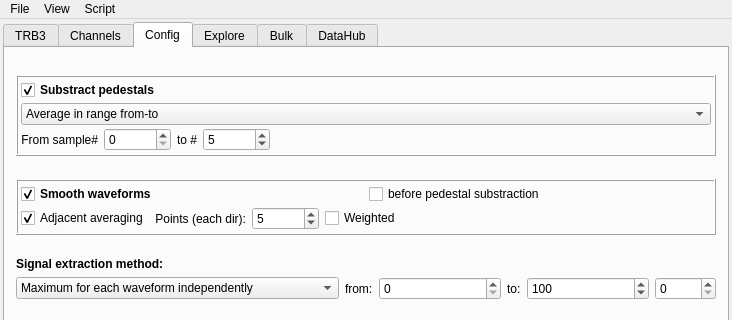
Above: GUI/mainwindow.ui from andrmor/TRB3reader before the change; both pictures show x 0 to 732 and y 0 to 320 of the 732 by 689 pixel window. Below: the same form after it.
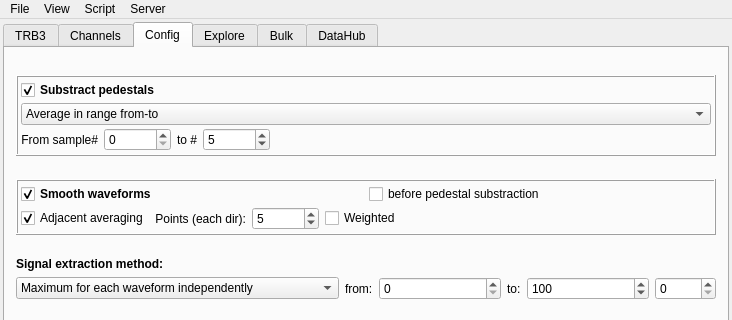
That is the form after the change.

Diff of the .ui file:
```diff
--- a/GUI/mainwindow.ui
+++ b/GUI/mainwindow.ui
@@ -3117,7 +3117,7 @@
      <x>0</x>
      <y>0</y>
      <width>732</width>
-     <height>22</height>
+     <height>21</height>
     </rect>
    </property>
    <widget class="QMenu" name="menuFile">
@@ -3140,9 +3140,16 @@
     </property>
     <addaction name="actionOpen_script_window"/>
    </widget>
+   <widget class="QMenu" name="menuServer">
+    <property name="title">
+     <string>Server</string>
+    </property>
+    <addaction name="actionConfigure_WebSocket_server"/>
+   </widget>
    <addaction name="menuFile"/>
    <addaction name="menuView"/>
    <addaction name="menuScript"/>
+   <addaction name="menuServer"/>
   </widget>
   <action name="actionLoad_config">
    <property name="text">
```
Left out of the diff: 5 changed lines with no effect on the pictures.
